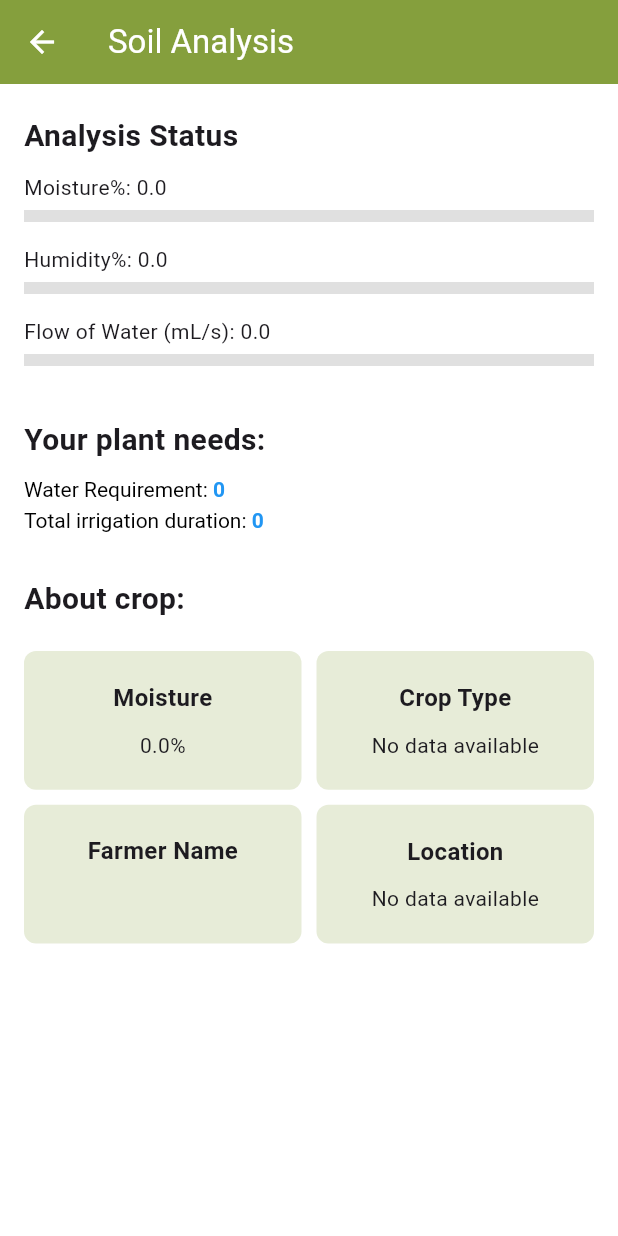
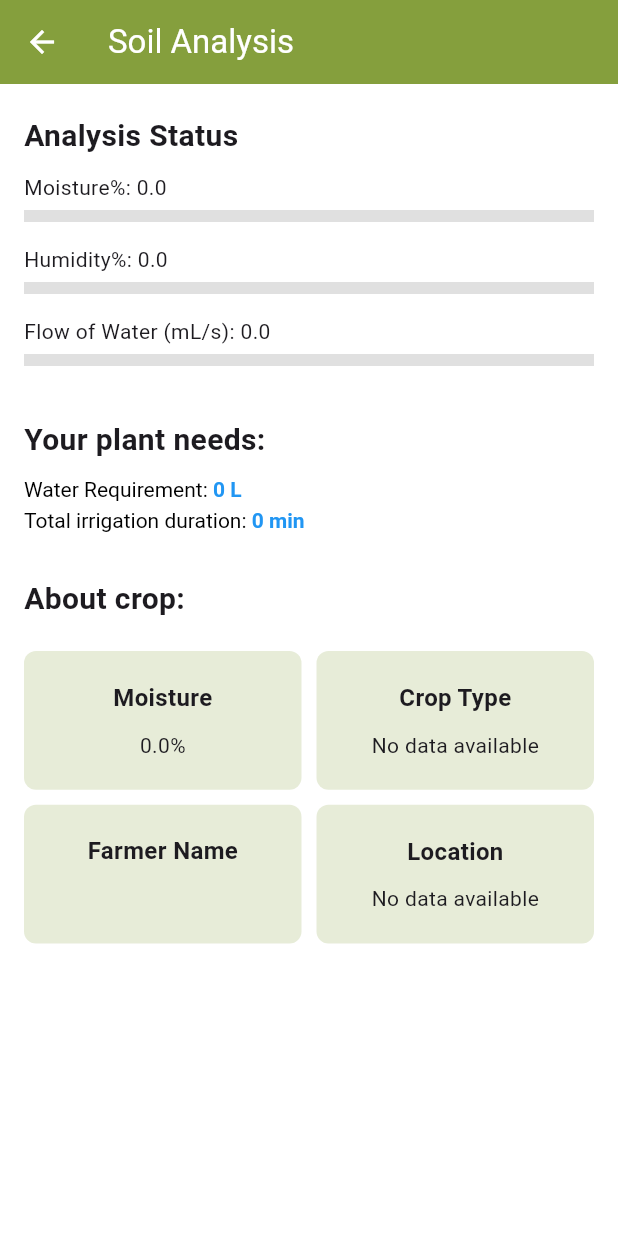
Before and after one commit to jaishree29/Sinchai-Sathi, a Flutter app: the SoilAnalysis screen opened directly, on a phone screen of 412 x 824 dp. Run offline on Flutter 3.47's test engine with Material 3 defaults, Android fonts, the light colour scheme and no system bars; our stand-ins replace animated_text_kit, convex_bottom_bar, fl_chart, google_fonts, shared_preferences; accounts and stored records are empty.

Commit message:
Fixed soil analysis results

```diff
--- a/lib/views/analysis/soil_analysis.dart
+++ b/lib/views/analysis/soil_analysis.dart
@@ -39,7 +39,11 @@ class _SoilAnalysisState extends State<SoilAnalysis> {
       final data = await apiService.getSoilAnalysis(int.parse('$farmerId'));
       print("Successfully fetched analysis:");
       setState(() {
-        soilData = data;
+        soilData = {
+          ...data,
+          'waterRequired': (data['waterRequired'] ?? 0) / 1000,
+          'irrigationDuration': (data['irrigationDuration'] / 60000 ?? 0).toInt(),
+        };
         isLoading = false;
       });
     } catch (e) {
@@ -108,13 +112,13 @@ class _SoilAnalysisState extends State<SoilAnalysis> {
                           ),
                           TextSpan(
                             text: soilData['waterRequired'] != null
-                                ? '${soilData['waterRequired']}'
+                                ? '${soilData['waterRequired']} L'
                                 : 'N/A',
                             style: const TextStyle(
                               color: Colors.blue,
                               fontWeight: FontWeight.bold,
                             ),
-                          )
+                          ),
                         ],
                       ),
                     ),
@@ -130,13 +134,13 @@ class _SoilAnalysisState extends State<SoilAnalysis> {
                           ),
                           TextSpan(
                             text: soilData['irrigationDuration'] != null
-                                ? '${soilData['irrigationDuration']}'
+                                ? '${soilData['irrigationDuration']} min'
                                 : 'N/A',
                             style: const TextStyle(
                               color: Colors.blue,
                               fontWeight: FontWeight.bold,
                             ),
-                          )
+                          ),
                         ],
                       ),
                     ),
```
